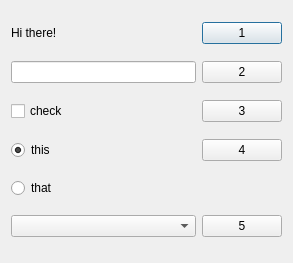
bnoden/qt, file qtGUI/dialog.ui: the form before one commit.
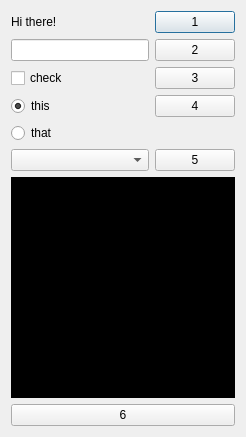
The form after the commit.

Diff of the .ui file:
```diff
--- a/qtGUI/dialog.ui
+++ b/qtGUI/dialog.ui
@@ -6,13 +6,16 @@
    <rect>
     <x>0</x>
     <y>0</y>
-    <width>293</width>
-    <height>263</height>
+    <width>246</width>
+    <height>437</height>
    </rect>
   </property>
   <property name="windowTitle">
    <string>Dialog</string>
   </property>
+  <property name="styleSheet">
+   <string notr="true"/>
+  </property>
   <layout class="QGridLayout" name="gridLayout">
    <item row="0" column="0">
     <widget class="QLabel" name="label">
@@ -26,6 +29,9 @@
      <property name="cursor">
       <cursorShape>PointingHandCursor</cursorShape>
      </property>
+     <property name="styleSheet">
+      <string notr="true"/>
+     </property>
      <property name="text">
       <string>1</string>
      </property>
@@ -105,6 +111,24 @@
      </property>
     </widget>
    </item>
+   <item row="6" column="0" colspan="2">
+    <widget class="QListWidget" name="listWidget">
+     <property name="styleSheet">
+      <string notr="true">background:#000000;
+color:#cccccc;</string>
+     </property>
+    </widget>
+   </item>
+   <item row="7" column="0" colspan="2">
+    <widget class="QPushButton" name="pushButton_6">
+     <property name="cursor">
+      <cursorShape>PointingHandCursor</cursorShape>
+     </property>
+     <property name="text">
+      <string>6</string>
+     </property>
+    </widget>
+   </item>
   </layout>
  </widget>
  <layoutdefault spacing="6" margin="11"/>
```
